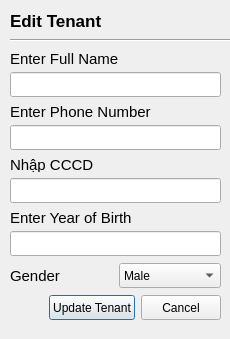
Before: the Qt Designer form Pbl2/Edittenant.ui in TrisMinh/PBL2, drawn with Qt 5.
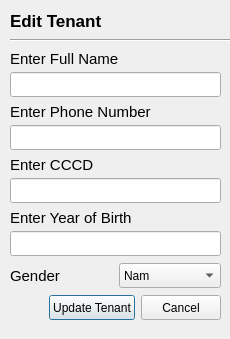
After: the same form once the commit is applied.

```diff
--- a/Pbl2/Edittenant.ui
+++ b/Pbl2/Edittenant.ui
@@ -141,7 +141,7 @@
          </font>
         </property>
         <property name="text">
-         <string>Nhập CCCD</string>
+         <string>Enter CCCD</string>
         </property>
        </widget>
       </item>
@@ -225,7 +225,7 @@
         </property>
         <item>
          <property name="text">
-          <string>Male</string>
+          <string>Nam</string>
          </property>
         </item>
         <item>
```
Left out of the diff: 2 changed lines with no effect on the pictures.
